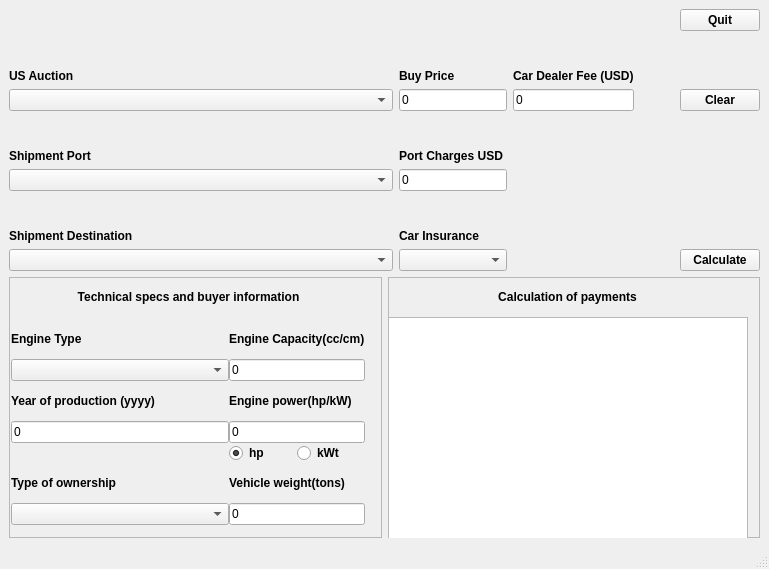
Qt form mainwindow.ui (C0nstanta/manheim) before a commit.
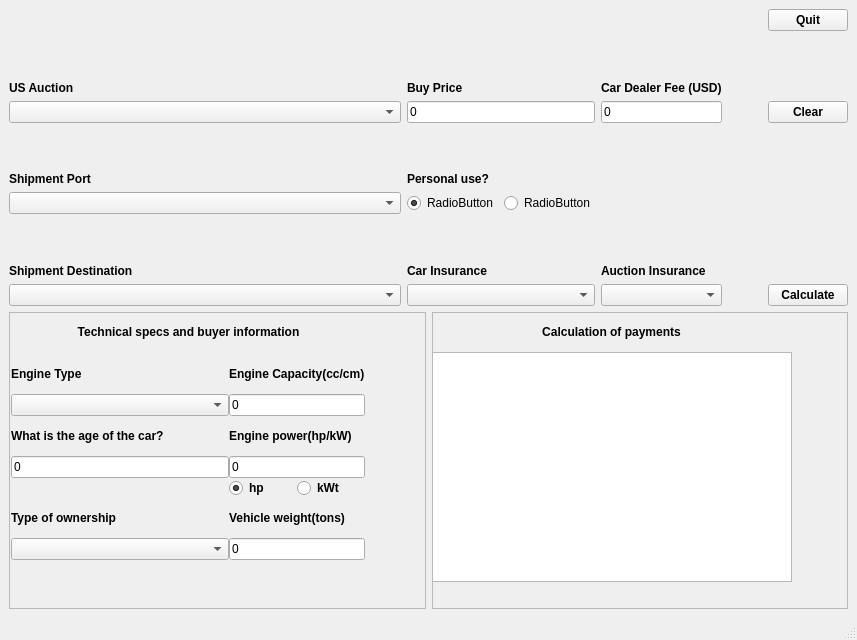
The same form after that commit.

Commit message:
rb_personal: checked#1
doesn't work correct

Issue_ID: failed with checked rb

The edit to the form file:
```diff
--- a/mainwindow.ui
+++ b/mainwindow.ui
@@ -2,12 +2,15 @@
 <ui version="4.0">
  <class>MainWindow</class>
  <widget class="QMainWindow" name="MainWindow">
+  <property name="enabled">
+   <bool>true</bool>
+  </property>
   <property name="geometry">
    <rect>
     <x>0</x>
     <y>0</y>
-    <width>769</width>
-    <height>569</height>
+    <width>857</width>
+    <height>640</height>
    </rect>
   </property>
   <property name="windowTitle">
@@ -15,58 +18,7 @@
   </property>
   <widget class="QWidget" name="centrawidget">
    <layout class="QGridLayout" name="gridLayout_2">
-    <item row="1" column="1">
-     <layout class="QVBoxLayout" name="verticalLayout_4">
-      <item>
-       <widget class="QFrame" name="CostCalculationFrame">
-        <property name="frameShape">
-         <enum>QFrame::Shape::StyledPanel</enum>
-        </property>
-        <property name="frameShadow">
-         <enum>QFrame::Shadow::Raised</enum>
-        </property>
-        <widget class="QWidget" name="verticalLayoutWidget_4">
-         <property name="geometry">
-          <rect>
-           <x>-1</x>
-           <y>-1</y>
-           <width>361</width>
-           <height>41</height>
-          </rect>
-         </property>
-         <layout class="QVBoxLayout" name="verticalLayout_6">
-          <item>
-           <widget class="QLabel" name="lCalculation">
-            <property name="font">
-             <font>
-              <bold>true</bold>
-             </font>
-            </property>
-            <property name="text">
-             <string>Calculation of payments</string>
-            </property>
-            <property name="alignment">
-             <set>Qt::AlignmentFlag::AlignCenter</set>
-            </property>
-           </widget>
-          </item>
-         </layout>
-        </widget>
-        <widget class="QTextEdit" name="TE_Calculation">
-         <property name="geometry">
-          <rect>
-           <x>0</x>
-           <y>40</y>
-           <width>360</width>
-           <height>230</height>
-          </rect>
-         </property>
-        </widget>
-       </widget>
-      </item>
-     </layout>
-    </item>
-    <item row="1" column="0">
+    <item row="2" column="0">
      <layout class="QGridLayout" name="gridLayout_4">
       <item row="0" column="0">
        <widget class="QFrame" name="CarDataFrame">
@@ -129,7 +81,7 @@
            <number>0</number>
           </property>
           <item row="3" column="0" colspan="2">
-           <widget class="QLineEdit" name="LE_YearProduct">
+           <widget class="QLineEdit" name="LE_AgeOfCar">
             <property name="text">
              <string>0</string>
             </property>
@@ -215,7 +167,7 @@
              </font>
             </property>
             <property name="text">
-             <string>Year of production (yyyy)</string>
+             <string>What is the age of the car?</string>
             </property>
             <property name="wordWrap">
              <bool>false</bool>
@@ -278,6 +230,9 @@
     </item>
     <item row="0" column="0" colspan="2">
      <layout class="QGridLayout" name="gridLayout" rowstretch="0,0,0,0,0,0,0,0" columnstretch="1,0,0,0,0">
+      <item row="7" column="0">
+       <widget class="QComboBox" name="CB_DestinationCountry"/>
+      </item>
       <item row="6" column="1">
        <widget class="QLabel" name="lCarInsurance">
         <property name="font">
@@ -293,81 +248,6 @@
         </property>
        </widget>
       </item>
-      <item row="2" column="0">
-       <widget class="QComboBox" name="CB_Auction"/>
-      </item>
-      <item row="2" column="2">
-       <widget class="QLineEdit" name="LE_CarDealerFees">
-        <property name="text">
-         <string>0</string>
-        </property>
-       </widget>
-      </item>
-      <item row="5" column="0">
-       <widget class="QComboBox" name="CB_USPortLoading"/>
-      </item>
-      <item row="7" column="1">
-       <widget class="QComboBox" name="CB_CarInsurance"/>
-      </item>
-      <item row="5" column="1">
-       <widget class="QLineEdit" name="LE_PortCharges">
-        <property name="text">
-         <string>0</string>
-        </property>
-       </widget>
-      </item>
-      <item row="7" column="4">
-       <widget class="QPushButton" name="PB_Calculate">
-        <property name="font">
-         <font>
-          <bold>true</bold>
-         </font>
-        </property>
-        <property name="text">
-         <string>Calculate</string>
-        </property>
-       </widget>
-      </item>
-      <item row="2" column="1">
-       <widget class="QLineEdit" name="LE_AuctionCarBuyPrice">
-        <property name="text">
-         <string>0</string>
-        </property>
-       </widget>
-      </item>
-      <item row="3" column="1">
-       <widget class="QLabel" name="lPortCharges">
-        <property name="font">
-         <font>
-          <bold>true</bold>
-         </font>
-        </property>
-        <property name="text">
-         <string>Port Charges USD</string>
-        </property>
-        <property name="alignment">
-         <set>Qt::AlignmentFlag::AlignBottom|Qt::AlignmentFlag::AlignLeading|Qt::AlignmentFlag::AlignLeft</set>
-        </property>
-       </widget>
-      </item>
-      <item row="6" column="0">
-       <widget class="QLabel" name="lDestinationCountry">
-        <property name="font">
-         <font>
-          <bold>true</bold>
-         </font>
-        </property>
-        <property name="text">
-         <string>Shipment Destination</string>
-        </property>
-        <property name="alignment">
-         <set>Qt::AlignmentFlag::AlignBottom|Qt::AlignmentFlag::AlignLeading|Qt::AlignmentFlag::AlignLeft</set>
-        </property>
-       </widget>
-      </item>
-      <item row="7" column="0">
-       <widget class="QComboBox" name="mCBDestinationCountry"/>
-      </item>
       <item row="1" column="0">
        <widget class="QLabel" name="lAuction">
         <property name="font">
@@ -383,21 +263,49 @@
         </property>
        </widget>
       </item>
-      <item row="1" column="1">
-       <widget class="QLabel" name="lAuctionPrice">
+      <item row="2" column="1">
+       <widget class="QLineEdit" name="LE_AuctionCarBuyPrice">
+        <property name="text">
+         <string>0</string>
+        </property>
+       </widget>
+      </item>
+      <item row="2" column="4">
+       <widget class="QPushButton" name="PB_Clear">
         <property name="font">
          <font>
           <bold>true</bold>
          </font>
         </property>
         <property name="text">
-         <string>Buy Price</string>
-        </property>
-        <property name="alignment">
-         <set>Qt::AlignmentFlag::AlignBottom|Qt::AlignmentFlag::AlignLeading|Qt::AlignmentFlag::AlignLeft</set>
+         <string>Clear</string>
         </property>
        </widget>
       </item>
+      <item row="5" column="1">
+       <layout class="QGridLayout" name="gridLayout_radiobuttons">
+        <item row="0" column="0">
+         <widget class="QRadioButton" name="radioButton_2">
+          <property name="text">
+           <string>RadioButton</string>
+          </property>
+          <property name="checked">
+           <bool>true</bool>
+          </property>
+         </widget>
+        </item>
+        <item row="0" column="1">
+         <widget class="QRadioButton" name="radioButton">
+          <property name="text">
+           <string>RadioButton</string>
+          </property>
+         </widget>
+        </item>
+       </layout>
+      </item>
+      <item row="2" column="0">
+       <widget class="QComboBox" name="CB_Auction"/>
+      </item>
       <item row="2" column="3">
        <spacer name="horizontalSpacer">
         <property name="orientation">
@@ -411,21 +319,52 @@
         </property>
        </spacer>
       </item>
-      <item row="1" column="2">
-       <widget class="QLabel" name="lCarDealerFee">
+      <item row="0" column="4">
+       <widget class="QPushButton" name="PB_Quit">
         <property name="font">
          <font>
           <bold>true</bold>
          </font>
         </property>
         <property name="text">
-         <string>Car Dealer Fee (USD)</string>
+         <string>Quit</string>
+        </property>
+       </widget>
+      </item>
+      <item row="3" column="1">
+       <widget class="QLabel" name="lPersonalUse">
+        <property name="font">
+         <font>
+          <bold>true</bold>
+         </font>
+        </property>
+        <property name="text">
+         <string>Personal use?</string>
         </property>
         <property name="alignment">
          <set>Qt::AlignmentFlag::AlignBottom|Qt::AlignmentFlag::AlignLeading|Qt::AlignmentFlag::AlignLeft</set>
         </property>
        </widget>
       </item>
+      <item row="7" column="4">
+       <widget class="QPushButton" name="PB_Calculate">
+        <property name="font">
+         <font>
+          <bold>true</bold>
+         </font>
+        </property>
+        <property name="text">
+         <string>Calculate</string>
+        </property>
+       </widget>
+      </item>
+      <item row="2" column="2">
+       <widget class="QLineEdit" name="LE_CarDealerFees">
+        <property name="text">
+         <string>0</string>
+        </property>
+       </widget>
+      </item>
       <item row="3" column="0">
        <widget class="QLabel" name="lUSPort">
         <property name="font">
@@ -441,31 +380,127 @@
         </property>
        </widget>
       </item>
+      <item row="5" column="0">
+       <widget class="QComboBox" name="CB_USPortLoading"/>
+      </item>
+      <item row="1" column="1">
+       <widget class="QLabel" name="lAuctionPrice">
+        <property name="font">
+         <font>
+          <bold>true</bold>
+         </font>
+        </property>
+        <property name="text">
+         <string>Buy Price</string>
+        </property>
+        <property name="alignment">
+         <set>Qt::AlignmentFlag::AlignBottom|Qt::AlignmentFlag::AlignLeading|Qt::AlignmentFlag::AlignLeft</set>
+        </property>
+       </widget>
+      </item>
+      <item row="1" column="2">
+       <widget class="QLabel" name="lCarDealerFee">
+        <property name="font">
+         <font>
+          <bold>true</bold>
+         </font>
+        </property>
+        <property name="text">
+         <string>Car Dealer Fee (USD)</string>
+        </property>
+        <property name="alignment">
+         <set>Qt::AlignmentFlag::AlignBottom|Qt::AlignmentFlag::AlignLeading|Qt::AlignmentFlag::AlignLeft</set>
+        </property>
+       </widget>
+      </item>
+      <item row="6" column="2">
+       <widget class="QLabel" name="lAuctionInsurance">
+        <property name="font">
+         <font>
+          <bold>true</bold>
+         </font>
+        </property>
+        <property name="text">
+         <string>Auction Insurance</string>
+        </property>
+        <property name="alignment">
+         <set>Qt::AlignmentFlag::AlignBottom|Qt::AlignmentFlag::AlignLeading|Qt::AlignmentFlag::AlignLeft</set>
+        </property>
+       </widget>
+      </item>
       <item row="0" column="0">
        <layout class="QVBoxLayout" name="verticalLayout"/>
       </item>
-      <item row="0" column="4">
-       <widget class="QPushButton" name="PB_Quit">
+      <item row="7" column="1">
+       <widget class="QComboBox" name="CB_CarInsurance"/>
+      </item>
+      <item row="7" column="2">
+       <widget class="QComboBox" name="CB_AuctionInsurance"/>
+      </item>
+      <item row="6" column="0">
+       <widget class="QLabel" name="lDestinationCountry">
         <property name="font">
          <font>
           <bold>true</bold>
          </font>
         </property>
         <property name="text">
-         <string>Quit</string>
+         <string>Shipment Destination</string>
+        </property>
+        <property name="alignment">
+         <set>Qt::AlignmentFlag::AlignBottom|Qt::AlignmentFlag::AlignLeading|Qt::AlignmentFlag::AlignLeft</set>
         </property>
        </widget>
       </item>
-      <item row="2" column="4">
-       <widget class="QPushButton" name="PB_Clear">
-        <property name="font">
-         <font>
-          <bold>true</bold>
-         </font>
+     </layout>
+    </item>
+    <item row="2" column="1">
+     <layout class="QVBoxLayout" name="verticalLayout_4">
+      <item>
+       <widget class="QFrame" name="CostCalculationFrame">
+        <property name="frameShape">
+         <enum>QFrame::Shape::StyledPanel</enum>
         </property>
-        <property name="text">
-         <string>Clear</string>
+        <property name="frameShadow">
+         <enum>QFrame::Shadow::Raised</enum>
         </property>
+        <widget class="QWidget" name="verticalLayoutWidget_4">
+         <property name="geometry">
+          <rect>
+           <x>-1</x>
+           <y>-1</y>
+           <width>361</width>
+           <height>41</height>
+          </rect>
+         </property>
+         <layout class="QVBoxLayout" name="verticalLayout_6">
+          <item>
+           <widget class="QLabel" name="lCalculation">
+            <property name="font">
+             <font>
+              <bold>true</bold>
+             </font>
+            </property>
+            <property name="text">
+             <string>Calculation of payments</string>
+            </property>
+            <property name="alignment">
+             <set>Qt::AlignmentFlag::AlignCenter</set>
+            </property>
+           </widget>
+          </item>
+         </layout>
+        </widget>
+        <widget class="QTextEdit" name="TE_Calculation">
+         <property name="geometry">
+          <rect>
+           <x>0</x>
+           <y>40</y>
+           <width>360</width>
+           <height>230</height>
+          </rect>
+         </property>
+        </widget>
        </widget>
       </item>
      </layout>
```
The commit also changes 8 other files.
